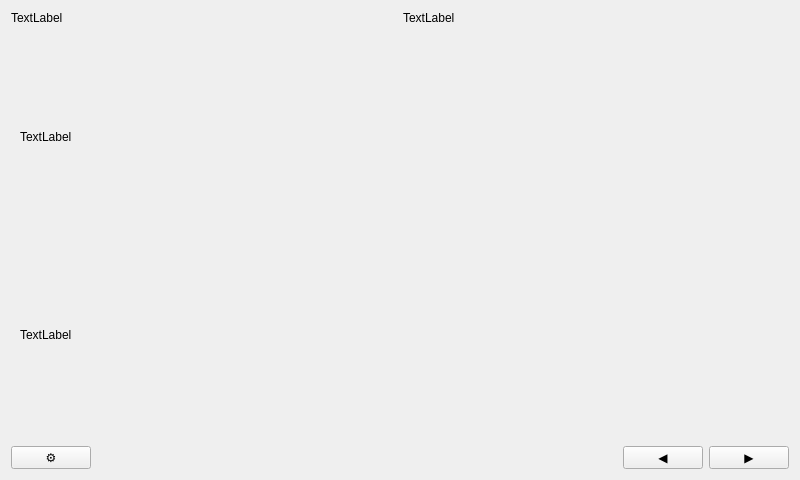
First picture: the form in src/ui/form.ui, repository yuu528/MySignage, before the edit.
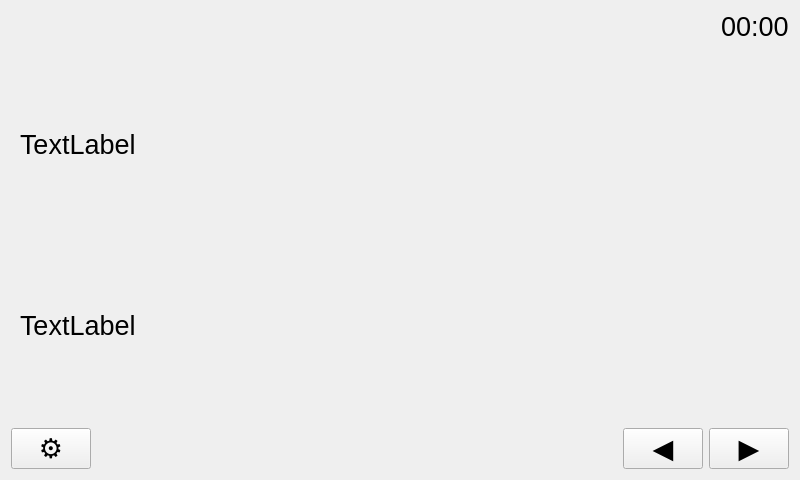
Second picture: the form after the edit.

The edit to the form file:
```diff
--- a/src/ui/form.ui
+++ b/src/ui/form.ui
@@ -10,6 +10,11 @@
     <height>480</height>
    </rect>
   </property>
+  <property name="font">
+   <font>
+    <pointsize>20</pointsize>
+   </font>
+  </property>
   <property name="windowTitle">
    <string>Widget</string>
   </property>
@@ -17,16 +22,22 @@
    <item>
     <layout class="QHBoxLayout" name="horizontalLayout">
      <item>
-      <widget class="QLabel" name="status_label1">
-       <property name="text">
-        <string>TextLabel</string>
+      <spacer name="horizontalSpacer_2">
+       <property name="orientation">
+        <enum>Qt::Horizontal</enum>
        </property>
-      </widget>
+       <property name="sizeHint" stdset="0">
+        <size>
+         <width>40</width>
+         <height>20</height>
+        </size>
+       </property>
+      </spacer>
      </item>
      <item>
       <widget class="QLabel" name="status_label2">
        <property name="text">
-        <string>TextLabel</string>
+        <string>00:00</string>
        </property>
       </widget>
      </item>
```
Left out of the diff: 2 changed lines with no effect on the pictures.
